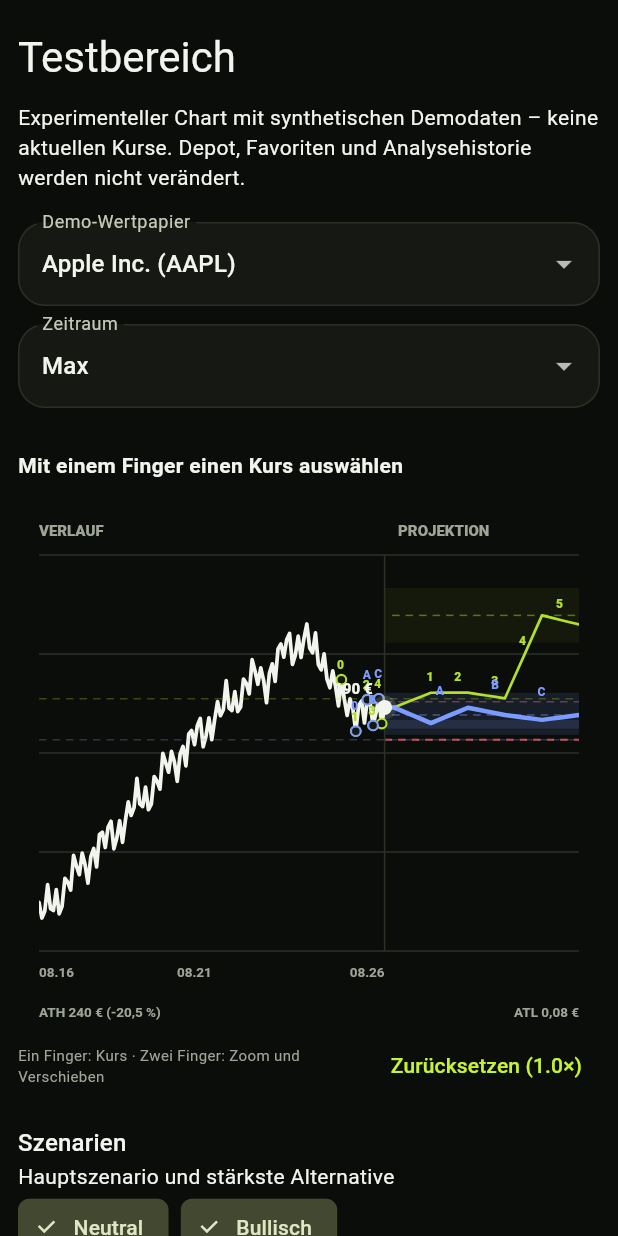
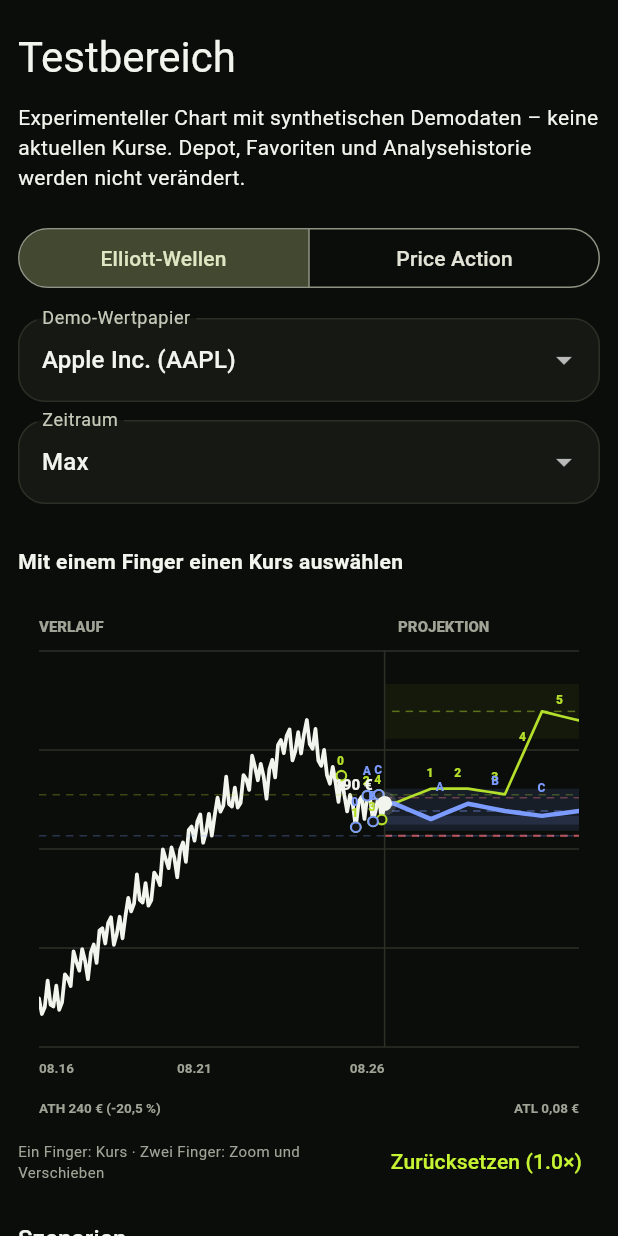
Before and after one commit to Elliot-Vision/Elliot-Vision, a Flutter app: the TestScreen widget shown alone on an empty page, opened directly, on a phone screen of 412 x 824 dp. Run offline on Flutter 3.47's test engine with Material 3 defaults, Android fonts, the light colour scheme and no system bars; our stand-ins replace shared_preferences; accounts and stored records are empty.

Commit message:
Add Elliott Wave and Price Action tabs to test area

```diff
--- a/lib/src/test_screen.dart
+++ b/lib/src/test_screen.dart
@@ -25,6 +25,7 @@ class _TestScreenState extends State<TestScreen> {
   );
   final _visibleKinds = ScenarioKind.values.toSet();
   bool _showZones = true;
+  bool _priceAction = false;
 
   List<AnalysisScenario> get _testScenarios {
     final ranked = List<AnalysisScenario>.of(_analysis.scenarios)
@@ -63,6 +64,18 @@ class _TestScreenState extends State<TestScreen> {
             'Depot, Favoriten und Analysehistorie werden nicht verändert.',
           ),
           const SizedBox(height: 20),
+          SegmentedButton<bool>(
+            key: const ValueKey('test-analysis-tabs'),
+            showSelectedIcon: false,
+            segments: const [
+              ButtonSegment(value: false, label: Text('Elliott-Wellen')),
+              ButtonSegment(value: true, label: Text('Price Action')),
+            ],
+            selected: {_priceAction},
+            onSelectionChanged: (selection) =>
+                setState(() => _priceAction = selection.single),
+          ),
+          const SizedBox(height: 16),
           DropdownButtonFormField<String>(
             key: const ValueKey('test-instrument'),
             initialValue: _instrument.id,
@@ -94,6 +107,34 @@ class _TestScreenState extends State<TestScreen> {
             },
           ),
           const SizedBox(height: 12),
+          if (_priceAction)
+            Card(
+              key: const ValueKey('test-price-action-preview'),
+              child: Padding(
+                padding: const EdgeInsets.all(16),
+                child: Column(
+                  crossAxisAlignment: CrossAxisAlignment.start,
+                  children: [
+                    Text('Price Action',
+                        style: Theme.of(context).textTheme.titleLarge),
+                    const SizedBox(height: 8),
+                    const Text('In Vorbereitung'),
+                    const SizedBox(height: 12),
+                    Text(
+                        '${_instrument.name} · ${_instrument.timeframe.label} · Demodaten'),
+                    const SizedBox(height: 12),
+                    const Text(
+                        'Hier werden später Kerzenchart und Price-Action-Funktionen getestet. '
+                        'Dazu kommen Erklärungen zu Eröffnung, Hoch, Tief und Schluss, '
+                        'Kerzenkörpern, Dochten und noch laufenden Kerzen.'),
+                    const SizedBox(height: 8),
+                    const Text(
+                        'Kerzenchart und Price-Action-Berechnung sind noch nicht implementiert.'),
+                  ],
+                ),
+              ),
+            )
+          else ...[
             ExperimentalScenarioChart(
               instrument: _instrument,
               analysis: _analysis,
@@ -135,6 +176,7 @@ class _TestScreenState extends State<TestScreen> {
               onChanged: (value) => setState(() => _showZones = value),
             ),
           ],
+        ],
       ),
     );
   }
```
Also changed, not shown: 3 other files. Lines whose indentation alone changed are shown as unchanged.
